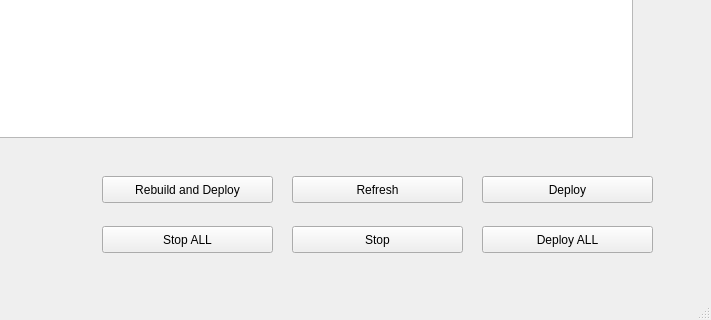
Above: qt5Ui/ui/Ui_MainWindowBase.ui from ArthurWuTW/docker-compose-management before the change; both pictures show x 378 to 1089 and y 393 to 713 of the 1089 by 713 pixel window. Below: the same form after it.
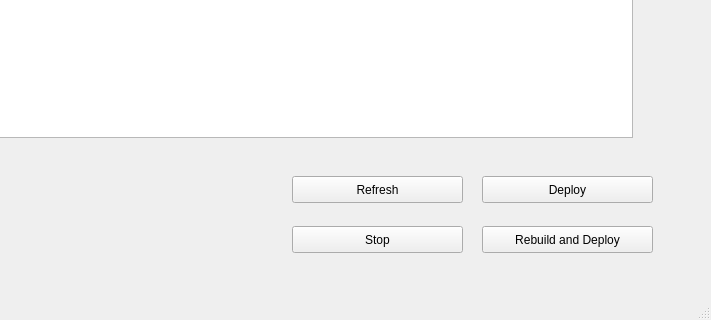
That is the form after the change.

The edit to the form file:
```diff
--- a/qt5Ui/ui/Ui_MainWindowBase.ui
+++ b/qt5Ui/ui/Ui_MainWindowBase.ui
@@ -186,24 +186,11 @@
      <string>Deploy</string>
     </property>
    </widget>
-   <widget class="QPushButton" name="pushButtonDeloyAll">
-    <property name="geometry">
-     <rect>
-      <x>860</x>
-      <y>600</y>
-      <width>171</width>
-      <height>27</height>
-     </rect>
-    </property>
-    <property name="text">
-     <string>Deploy ALL</string>
-    </property>
-   </widget>
    <widget class="QPushButton" name="pushButtonRebuildDeploy">
     <property name="geometry">
      <rect>
-      <x>480</x>
-      <y>550</y>
+      <x>860</x>
+      <y>600</y>
       <width>171</width>
       <height>27</height>
      </rect>
@@ -212,19 +199,6 @@
      <string>Rebuild and Deploy</string>
     </property>
    </widget>
-   <widget class="QPushButton" name="pushButtonDeployStopAll">
-    <property name="geometry">
-     <rect>
-      <x>480</x>
-      <y>600</y>
-      <width>171</width>
-      <height>27</height>
-     </rect>
-    </property>
-    <property name="text">
-     <string>Stop ALL</string>
-    </property>
-   </widget>
    <widget class="QPushButton" name="pushButtonDeployRefresh">
     <property name="geometry">
      <rect>
```
